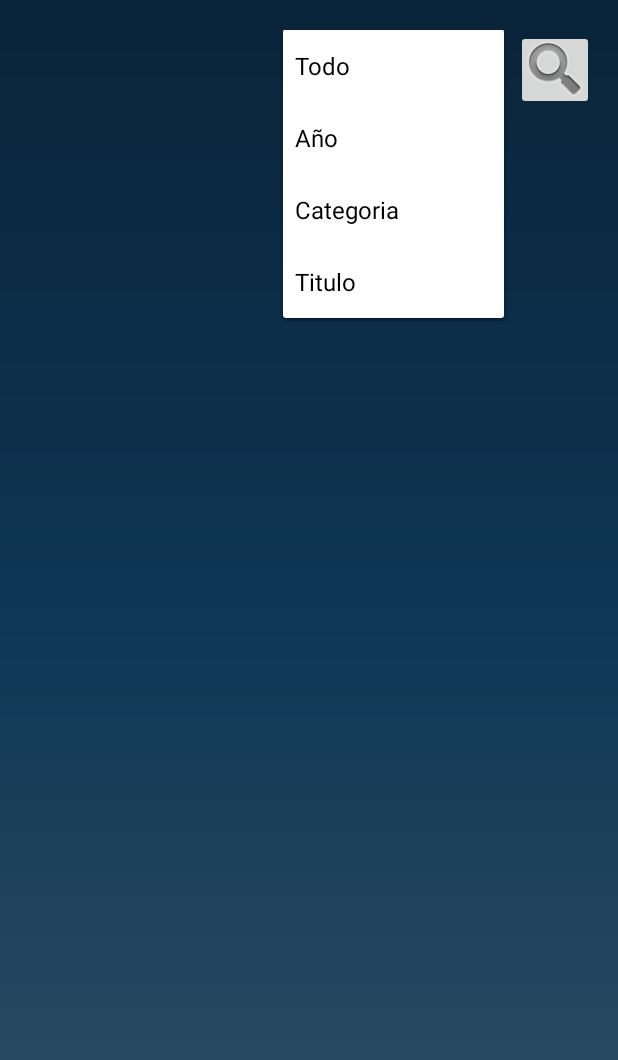
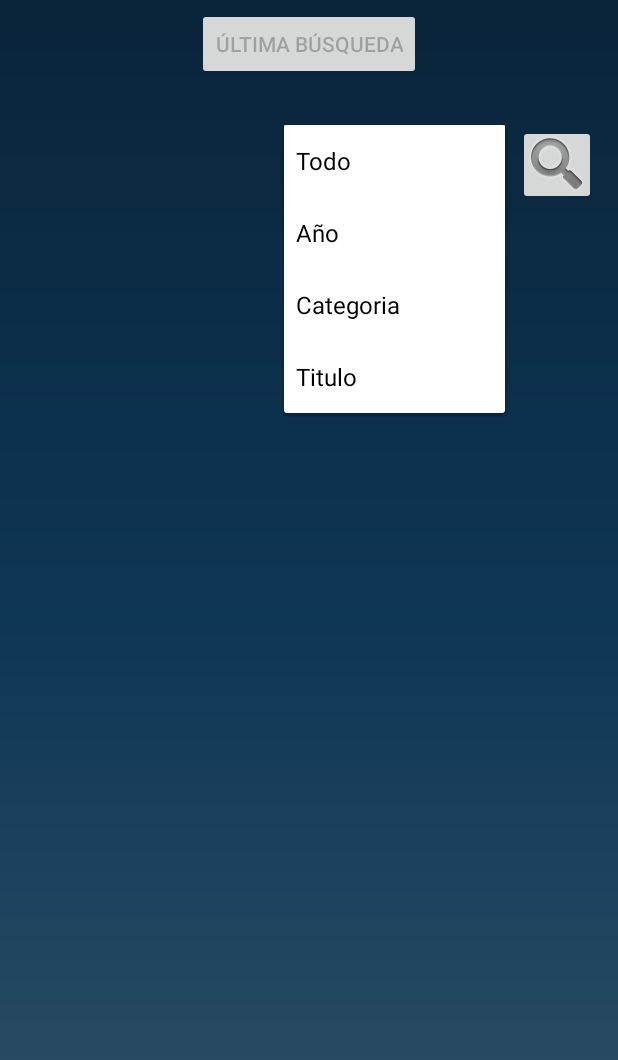
Before and after one commit to javivi113/juegos, an Android app: the screen it shows after launch (MainActivity), after a tap on "Todo", on a phone screen of 412 x 824 dp. Shown: the top 1060 px of the screen. Run offline under Robolectric (Android 15) with nearby library versions, the phone set to English and light mode, and no system bars; our stand-ins replace Picasso, Volley; network calls fail; pictures from the network do not load.

Commit message:
Update activity_main.xml

```diff
--- a/app/src/main/res/layout/activity_main.xml
+++ b/app/src/main/res/layout/activity_main.xml
@@ -6,10 +6,11 @@
     android:layout_width="match_parent"
     android:layout_height="match_parent"
     tools:context=".MainActivity">
+
     <ScrollView
         android:id="@+id/scrollView2"
-        android:layout_width="384dp"
-        android:layout_height="580dp"
+        android:layout_width="380dp"
+        android:layout_height="537dp"
         android:layout_marginBottom="15dp"
         app:layout_constraintBottom_toBottomOf="parent"
         app:layout_constraintEnd_toEndOf="parent"
@@ -26,10 +27,12 @@
     </ScrollView>
 
     <ScrollView
-        android:layout_width="match_parent"
-        android:layout_height="match_parent"
-        tools:layout_editor_absoluteX="14dp"
-        tools:layout_editor_absoluteY="136dp">
+        android:layout_width="413dp"
+        android:layout_height="668dp"
+        android:layout_marginTop="10dp"
+        app:layout_constraintEnd_toEndOf="parent"
+        app:layout_constraintStart_toStartOf="parent"
+        app:layout_constraintTop_toBottomOf="@+id/btnLastSearch">
 
         <androidx.constraintlayout.widget.ConstraintLayout
             android:layout_width="match_parent"
@@ -79,4 +82,15 @@
         </androidx.constraintlayout.widget.ConstraintLayout>
     </ScrollView>
 
+    <Button
+        android:id="@+id/btnLastSearch"
+        android:layout_width="wrap_content"
+        android:layout_height="wrap_content"
+        android:layout_marginTop="5dp"
+        android:enabled="false"
+        android:text="Última Búsqueda"
+        app:layout_constraintEnd_toEndOf="parent"
+        app:layout_constraintStart_toStartOf="parent"
+        app:layout_constraintTop_toTopOf="parent" />
+
 </androidx.constraintlayout.widget.ConstraintLayout>
```
